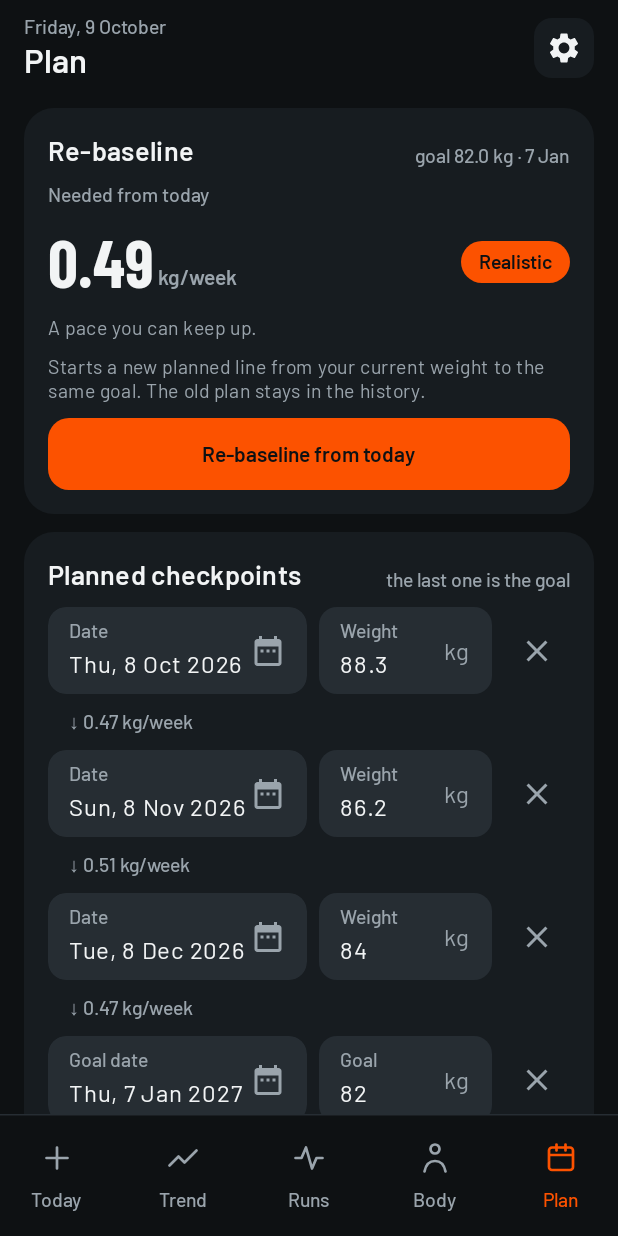
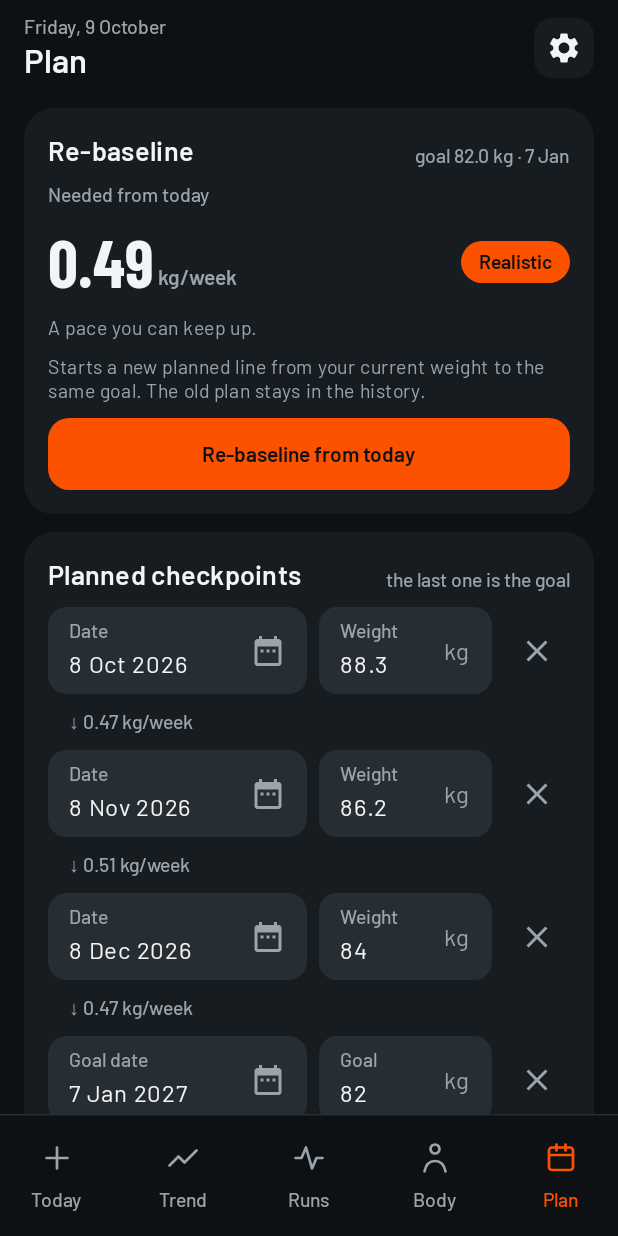
Before and after one commit to midhun221B/Wt-tracker, an Android app built with Jetpack Compose: the screen it shows after launch (MainActivity), item 5 of the bottom bar chosen, on a phone screen of 412 x 824 dp. Run offline under Robolectric (Android 15) with nearby library versions, the phone set to English and light mode, and no system bars; our stand-ins replace Room's generated code; 2 statements that could not run were skipped.

Commit message:
Weekly sample weigh-ins in screenshots, compact checkpoint dates, singular week labels
Co-Authored-By: Claude Opus 5.5 <noreply@anthropic.com>
Claude-Session: https://claude.ai/code/session_01NhF2XaJMtCFQsU6AoPcjWX

```diff
--- a/app/src/main/java/wt/app/ui/Components.kt
+++ b/app/src/main/java/wt/app/ui/Components.kt
@@ -243,18 +243,34 @@ private fun FieldBox(
 }
 
 private val fieldDateFmt = java.time.format.DateTimeFormatter.ofPattern("EEE, d MMM yyyy", java.util.Locale.ENGLISH)
+private val compactDateFmt = java.time.format.DateTimeFormatter.ofPattern("d MMM yyyy", java.util.Locale.ENGLISH)
 
-/** Read-only date field in the same style as [NumberField]; tapping it opens a date picker. */
+/**
+ * Read-only date field in the same style as [NumberField]; tapping it opens a date picker.
+ * [withWeekday] = false drops the weekday ("8 Nov 2026") for narrow rows.
+ */
 @OptIn(ExperimentalMaterial3Api::class)
 @Composable
-fun DateField(label: String, date: LocalDate?, onChange: (LocalDate) -> Unit, modifier: Modifier = Modifier, isError: Boolean = false) {
+fun DateField(
+    label: String,
+    date: LocalDate?,
+    onChange: (LocalDate) -> Unit,
+    modifier: Modifier = Modifier,
+    isError: Boolean = false,
+    withWeekday: Boolean = true,
+) {
     var open by remember { mutableStateOf(false) }
     FieldBox(
         label, isError,
         modifier = modifier.clip(RoundedCornerShape(12.dp)).clickable(onClickLabel = "Pick date") { open = true },
         trailing = { Icon(Icons.Default.DateRange, null, tint = Palette.Muted) },
     ) {
-        Text(date?.format(fieldDateFmt) ?: "Set date", style = MaterialTheme.typography.bodyLarge, color = if (date == null) Palette.Muted else Palette.Text)
+        Text(
+            date?.format(if (withWeekday) fieldDateFmt else compactDateFmt) ?: "Set date",
+            style = MaterialTheme.typography.bodyLarge,
+            color = if (date == null) Palette.Muted else Palette.Text,
+            maxLines = 1,
+        )
     }
     if (open) {
         val state = rememberDatePickerState(
--- a/app/src/main/java/wt/app/ui/LogScreen.kt
+++ b/app/src/main/java/wt/app/ui/LogScreen.kt
@@ -266,9 +266,9 @@ private fun WeekStrip(week: WeekSummary?, streak: Int?) {
         Column(Modifier.padding(16.dp), verticalArrangement = Arrangement.spacedBy(8.dp)) {
             Text("Week of ${weekRange(week.start)}", style = MaterialTheme.typography.labelMedium, color = Palette.Muted)
             Row(Modifier.fillMaxWidth()) {
-                WeekFigure("${week.runs}", "runs", Modifier.weight(1f))
+                WeekFigure("${week.runs}", if (week.runs == 1) "run" else "runs", Modifier.weight(1f))
                 WeekFigure("%.1f".format(week.km), "km", Modifier.weight(1f))
-                WeekFigure("${week.restDays}", "rest days", Modifier.weight(1f))
+                WeekFigure("${week.restDays}", if (week.restDays == 1) "rest day" else "rest days", Modifier.weight(1f))
                 if (streak != null) WeekFigure("$streak", "day streak", Modifier.weight(1f))
             }
         }
--- a/app/src/main/java/wt/app/ui/PlanScreen.kt
+++ b/app/src/main/java/wt/app/ui/PlanScreen.kt
@@ -159,7 +159,7 @@ private fun CheckpointEditor(checkpoints: List<Checkpoint>, onSave: (List<Checkp
         points.forEachIndexed { i, p ->
             val goal = i == points.lastIndex
             Row(verticalAlignment = Alignment.CenterVertically, horizontalArrangement = Arrangement.spacedBy(8.dp)) {
-                DateField(if (goal) "Goal date" else "Date", p.date, { d -> points = points.toMutableList().also { it[i] = p.copy(date = d) } }, Modifier.weight(1.5f))
+                DateField(if (goal) "Goal date" else "Date", p.date, { d -> points = points.toMutableList().also { it[i] = p.copy(date = d) } }, Modifier.weight(1.5f), withWeekday = false)
                 NumberField(
                     if (goal) "Goal" else "Weight", p.kg, { v -> points = points.toMutableList().also { it[i] = p.copy(kg = v) } }, Modifier.weight(1f),
                     suffix = "kg", isError = parsed[i] == null,
```
Also changed, not shown: 1 other file.
